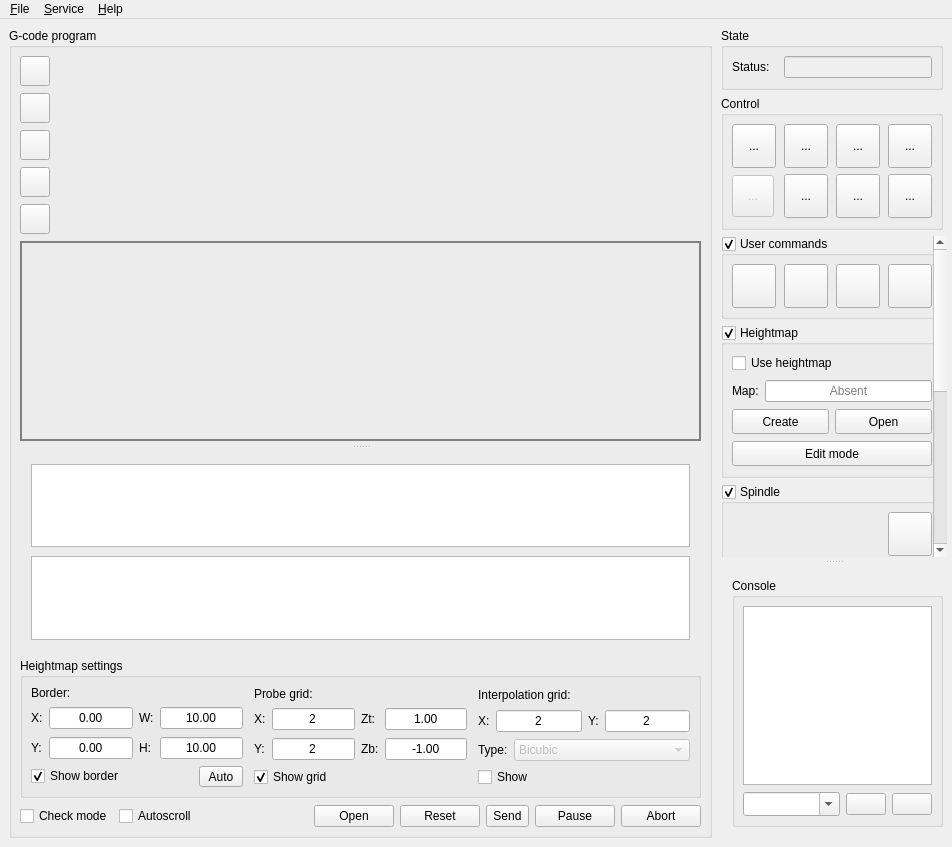
Old version of the form src/frmmain.ui in the repository trcwm/Candle.
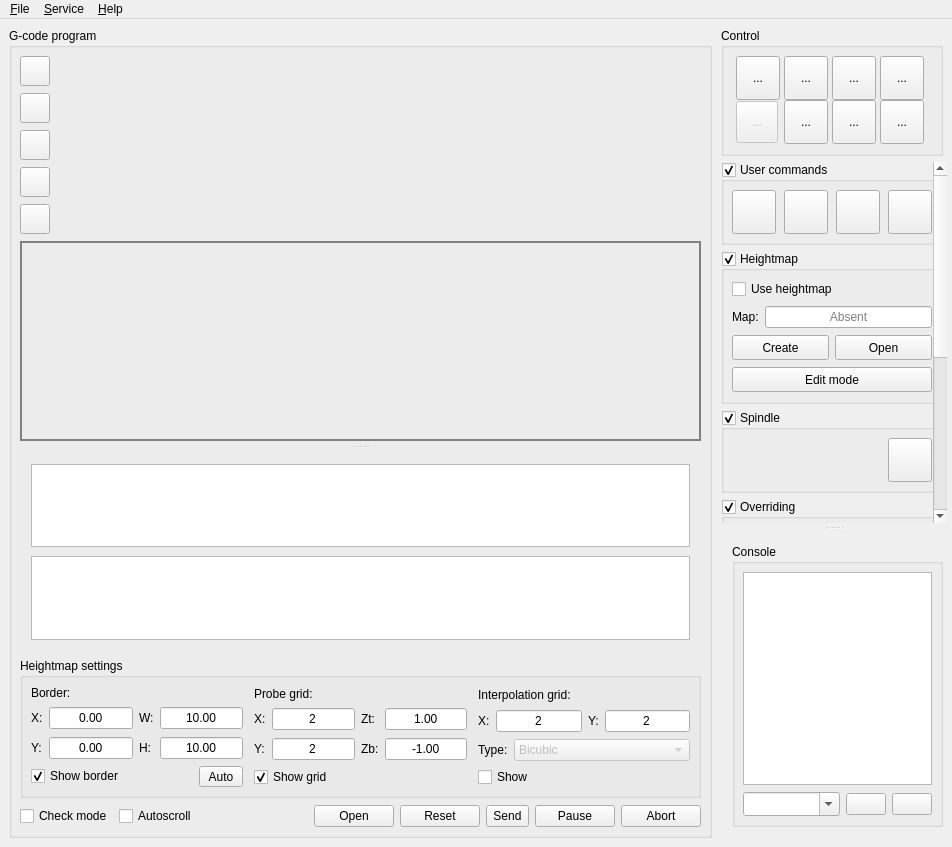
New version of the form. Icons and pictures are not drawn. Custom widgets are drawn as their Qt base class.

The edit to the form file:
```diff
--- a/src/frmmain.ui
+++ b/src/frmmain.ui
@@ -1036,70 +1036,6 @@
     </item>
     <item>
      <layout class="QVBoxLayout" name="verticalLayout_2">
-      <item>
-       <layout class="QHBoxLayout" name="horizontalLayout_27">
-        <property name="rightMargin">
-         <number>4</number>
-        </property>
-        <item>
-         <widget class="QGroupBox" name="grpState">
-          <property name="title">
-           <string>State</string>
-          </property>
-          <property name="overrided" stdset="0">
-           <bool>false</bool>
-          </property>
-          <layout class="QVBoxLayout" name="verticalLayout_6">
-           <property name="leftMargin">
-            <number>8</number>
-           </property>
-           <property name="topMargin">
-            <number>8</number>
-           </property>
-           <property name="rightMargin">
-            <number>8</number>
-           </property>
-           <property name="bottomMargin">
-            <number>9</number>
-           </property>
-           <item>
-            <layout class="QFormLayout" name="formLayout">
-             <property name="horizontalSpacing">
-              <number>14</number>
-             </property>
-             <item row="0" column="0">
-              <widget class="QLabel" name="Label">
-               <property name="text">
-                <string>Status:</string>
-               </property>
-              </widget>
-             </item>
-             <item row="0" column="1">
-              <widget class="QLineEdit" name="txtStatus">
-               <property name="enabled">
-                <bool>false</bool>
-               </property>
-               <property name="styleSheet">
-                <string notr="true">QLineEdit {color: palette(text);}</string>
-               </property>
-               <property name="alignment">
-                <set>Qt::AlignCenter</set>
-               </property>
-               <property name="readOnly">
-                <bool>true</bool>
-               </property>
-               <property name="status" stdset="0">
-                <string/>
-               </property>
-              </widget>
-             </item>
-            </layout>
-           </item>
-          </layout>
-         </widget>
-        </item>
-       </layout>
-      </item>
       <item>
        <layout class="QHBoxLayout" name="horizontalLayout_28">
         <property name="rightMargin">
@@ -1128,8 +1064,8 @@
            </property>
            <item>
             <layout class="QGridLayout" name="gridLayout_5">
-             <property name="horizontalSpacing">
-              <number>8</number>
+             <property name="spacing">
+              <number>0</number>
              </property>
              <item row="0" column="1">
               <widget class="StyledToolButton" name="cmdHome">
```
Left out of the diff: 1 changed line with no effect on the pictures.
